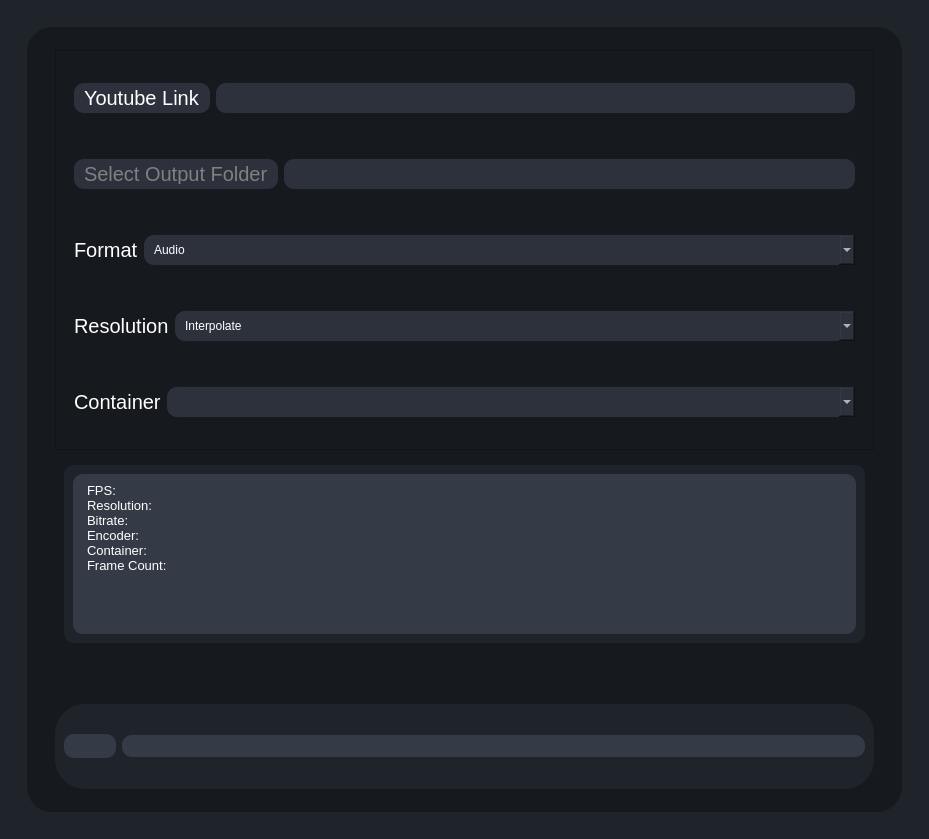
Before: the Qt Designer form mainwindow.ui in TNTwise/ytdlp-gui, drawn with Qt 5.
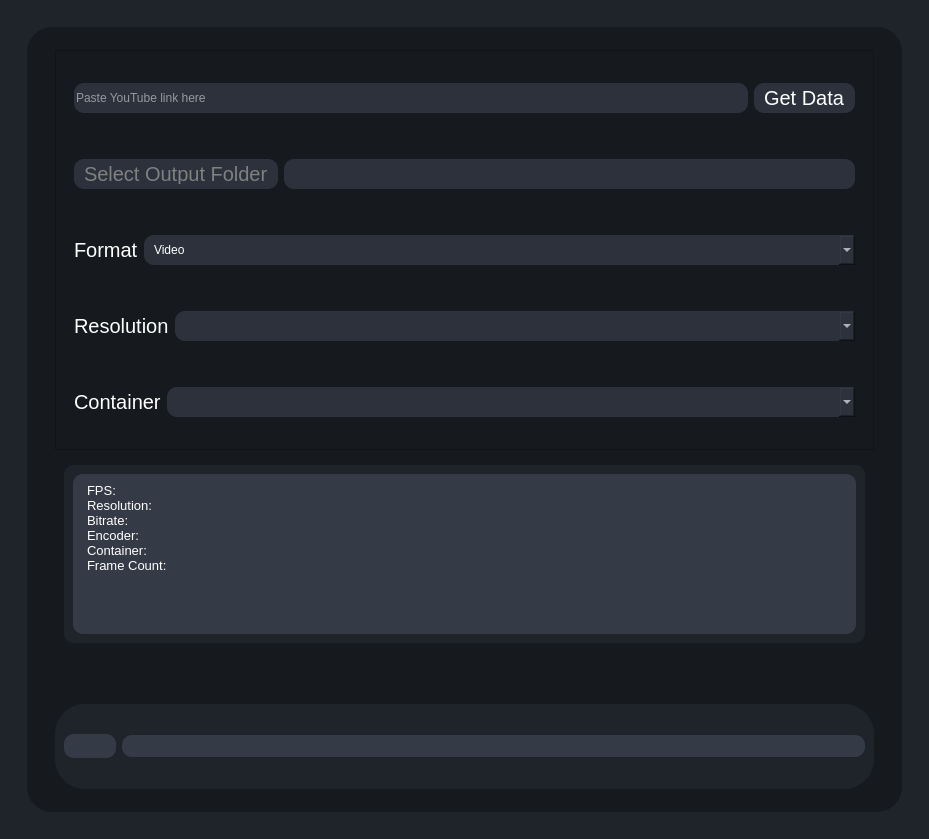
After: the same form once the commit is applied. The open tabs and pages were chosen to show the change. Icons and pictures are not drawn.

Diff of the .ui file:
```diff
--- a/mainwindow.ui
+++ b/mainwindow.ui
@@ -285,33 +285,6 @@
                         <item>
                          <widget class="QWidget" name="inputFileContainer" native="true">
                           <layout class="QHBoxLayout" name="horizontalLayout_4">
-                           <item>
-                            <widget class="QPushButton" name="inputFileSelectButton">
-                             <property name="minimumSize">
-                              <size>
-                               <width>0</width>
-                               <height>30</height>
-                              </size>
-                             </property>
-                             <property name="maximumSize">
-                              <size>
-                               <width>16777215</width>
-                               <height>30</height>
-                              </size>
-                             </property>
-                             <property name="font">
-                              <font>
-                               <pointsize>15</pointsize>
-                              </font>
-                             </property>
-                             <property name="styleSheet">
-                              <string notr="true"/>
-                             </property>
-                             <property name="text">
-                              <string>Youtube Link</string>
-                             </property>
-                            </widget>
-                           </item>
                            <item>
                             <widget class="QLineEdit" name="inputFileText">
                              <property name="minimumSize">
@@ -326,9 +299,42 @@
                                <height>30</height>
                               </size>
                              </property>
+                             <property name="text">
+                              <string/>
+                             </property>
                              <property name="readOnly">
                               <bool>false</bool>
                              </property>
+                             <property name="placeholderText">
+                              <string>Paste YouTube link here</string>
+                             </property>
+                            </widget>
+                           </item>
+                           <item>
+                            <widget class="QPushButton" name="getDataButton">
+                             <property name="minimumSize">
+                              <size>
+                               <width>0</width>
+                               <height>30</height>
+                              </size>
+                             </property>
+                             <property name="maximumSize">
+                              <size>
+                               <width>16777215</width>
+                               <height>30</height>
+                              </size>
+                             </property>
+                             <property name="font">
+                              <font>
+                               <pointsize>15</pointsize>
+                              </font>
+                             </property>
+                             <property name="styleSheet">
+                              <string notr="true"/>
+                             </property>
+                             <property name="text">
+                              <string>Get Data</string>
+                             </property>
                             </widget>
                            </item>
                           </layout>
@@ -424,11 +430,6 @@
                                <height>30</height>
                               </size>
                              </property>
-                             <item>
-                              <property name="text">
-                               <string>Audio</string>
-                              </property>
-                             </item>
                              <item>
                               <property name="text">
                                <string>Video</string>
@@ -474,16 +475,6 @@
                                <height>30</height>
                               </size>
                              </property>
-                             <item>
-                              <property name="text">
-                               <string>Interpolate</string>
-                              </property>
-                             </item>
-                             <item>
-                              <property name="text">
-                               <string>Upscale</string>
-                              </property>
-                             </item>
                             </widget>
                            </item>
                           </layout>
```
Left out of the diff: 7 changed lines with no effect on the pictures.
